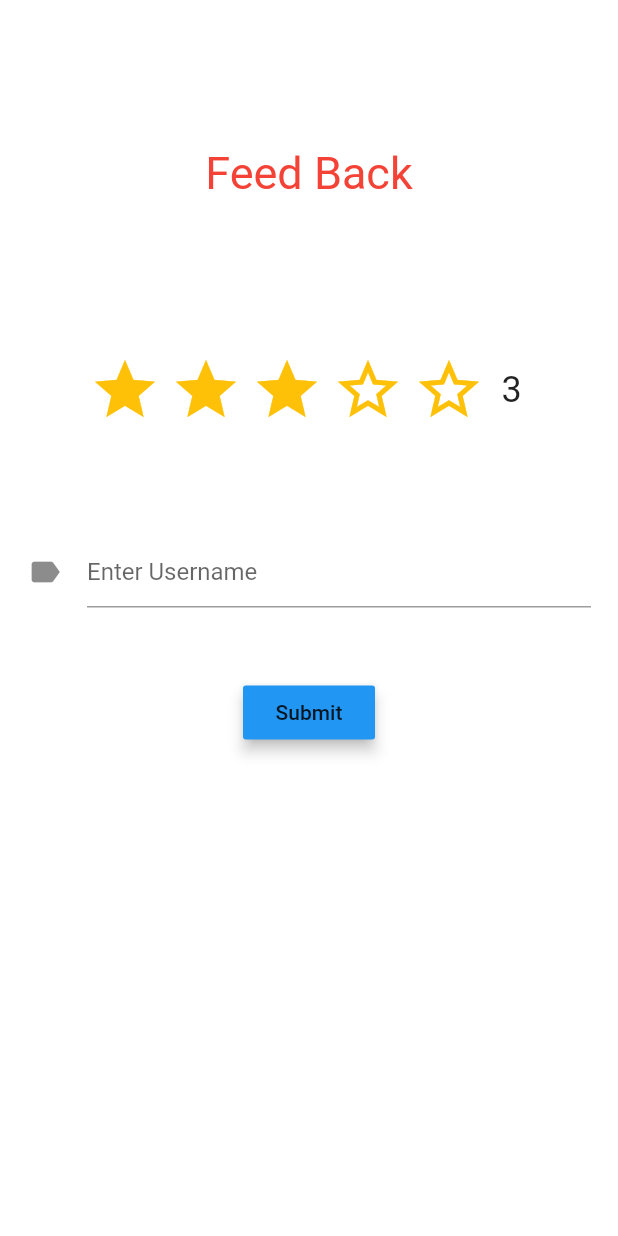
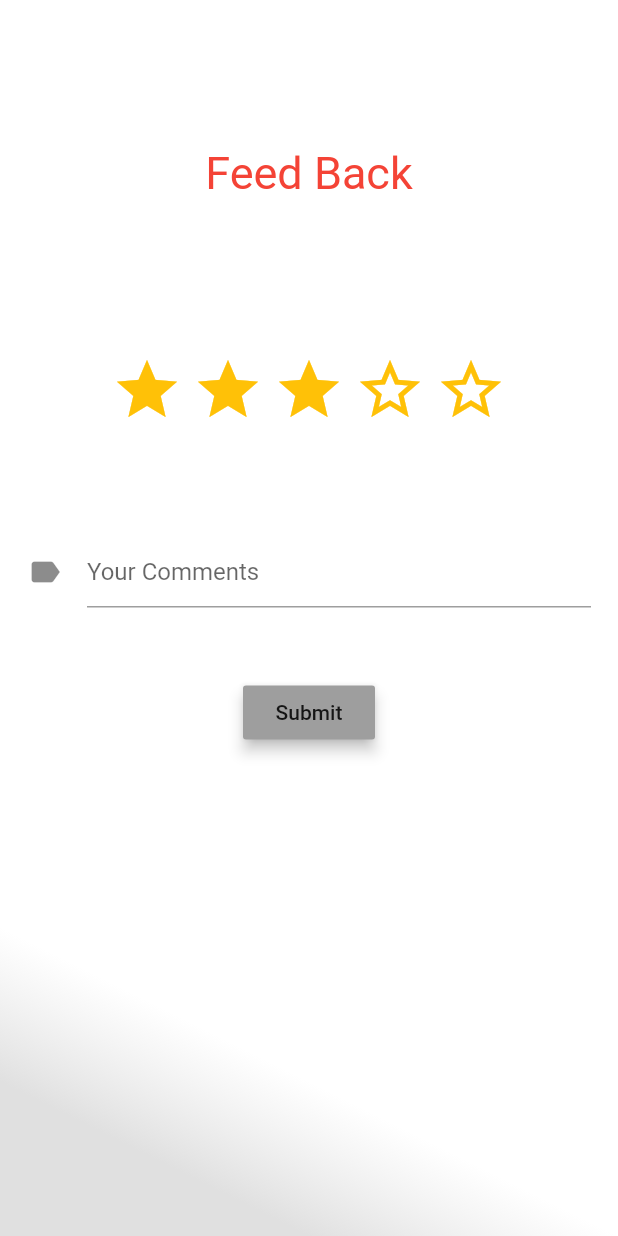
Before and after one commit to DevarshRanpara/hack2k19, a Flutter app: the Feed_back screen opened directly, on a phone screen of 412 x 824 dp. Run offline on Flutter 3.47's test engine with Material 2 defaults, Android fonts, the phone set to English and light mode, and no system bars; our stand-ins replace flare_flutter.

Commit message:
UI Updates

```diff
--- a/lib/CustomWidgets/fancy_button.dart
+++ b/lib/CustomWidgets/fancy_button.dart
@@ -16,7 +16,7 @@ class FancyButton extends StatelessWidget {
           mainAxisSize: MainAxisSize.min,
           children: <Widget>[
             Icon(
-              Icons.explore,
+              Icons.add,
               color: Colors.amber,
             ),
             SizedBox(
@@ -29,7 +29,7 @@ class FancyButton extends StatelessWidget {
           ],
         ),
       ),
-      fillColor: Colors.deepOrange,
+      fillColor: Colors.red,
       splashColor: Colors.orange,
       onPressed: onPressed,
       shape: const StadiumBorder(),
--- a/lib/Views/feed_back.dart
+++ b/lib/Views/feed_back.dart
@@ -1,6 +1,5 @@
 import 'package:flutter/material.dart';
 import 'package:hack2k19/misc/rating.dart';
-
 
 class Feed_back extends StatefulWidget {
   @override
@@ -32,8 +31,18 @@ class _Feed_backState extends State<Feed_back> {
         backgroundColor: Colors.white,
         body: Center(
           child: Container(
+            decoration: BoxDecoration(
+              gradient: LinearGradient(
+                begin: Alignment.topRight,
+                end: Alignment.bottomLeft,
+                stops: [0.8,0.9],
+                colors: [
+                  Colors.white10,
+                  Colors.black12,
+                ],
+              ),
+            ),
             child: new Column(
-
               mainAxisAlignment: MainAxisAlignment.start,
               crossAxisAlignment: CrossAxisAlignment.center,
               children: <Widget>[
@@ -44,15 +53,19 @@ class _Feed_backState extends State<Feed_back> {
                 Padding(
                   padding: const EdgeInsets.all(48.0),
                   child: Text(
-                    "Feed Back",style: TextStyle(fontSize: 30,color: Colors.red),
+                    "Feed Back",
+                    style: TextStyle(fontSize: 30, color: Colors.red),
                   ),
                 ),
                 Padding(
-                  padding: const EdgeInsets.all(55.0),
+                  padding:
+                      const EdgeInsets.symmetric(vertical: 55, horizontal: 0),
                   child: Row(
                     mainAxisAlignment: MainAxisAlignment.center,
                     children: <Widget>[
-                      Rating(
+                      Container(
+                        width: MediaQuery.of(context).size.width * 0.9,
+                        child: Rating(
                           initialRating: _ratings[2],
                           size: 48.0,
                           color: Colors.amber,
@@ -62,15 +75,7 @@ class _Feed_backState extends State<Feed_back> {
                             });
                           },
                         ),
-                      Padding(
-                        padding: const EdgeInsets.all(8.0),
-                        child: Text(
-                          _ratings[2].toString(),
-                          style: TextStyle(
-                            fontSize: 24.0,
                       ),
-                        ),
-                      )
                     ],
                   ),
                 ),
@@ -79,18 +84,16 @@ class _Feed_backState extends State<Feed_back> {
                   child: TextField(
                     controller: _textFieldController,
                     decoration: InputDecoration(
-                      hintText: "Enter Username",
+                      hintText: "Your Comments",
                       icon: Icon(Icons.label),
                     ),
                   ),
                 ),
-
-
                 Padding(
                   padding: const EdgeInsets.all(28.0),
                   child: RaisedButton(
                     child: const Text('Submit'),
-                color: Theme.of(context).accentColor,
+                    color: Colors.grey,
                     elevation: 4.0,
                     splashColor: Colors.blueGrey,
                     onPressed: () {
@@ -98,7 +101,6 @@ class _Feed_backState extends State<Feed_back> {
                     },
                   ),
                 ),
-
               ],
             ),
           ),
--- a/lib/main.dart
+++ b/lib/main.dart
@@ -15,7 +15,7 @@ class MyApp extends StatelessWidget {
       theme: ThemeData(
         primarySwatch: Colors.blue,
       ),
-      home: HomeView(),
+      home: HomePage(),
     );
   }
 }
```
Also changed, not shown: lib/Views/home_view.dart (+3 -6 lines), lib/Views/login_view.dart (+18 -18 lines), lib/Views/meetup_detail.dart (+20 -6 lines). Lines whose indentation alone changed are shown as unchanged.
